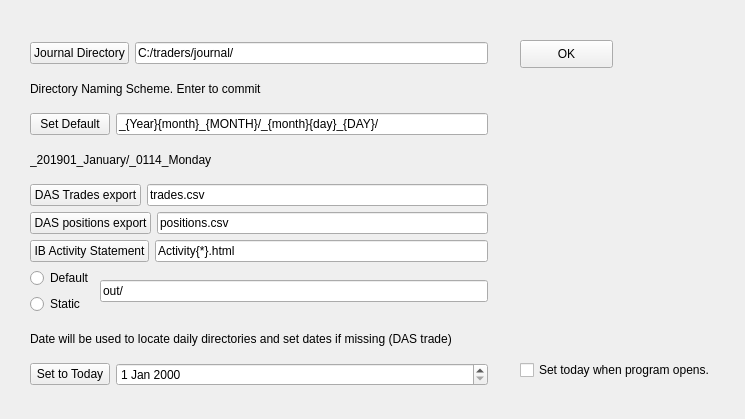
This is src/journal/view/filesettings.ui in MikePia/structjour as Qt 5 draws it before an edit. The edited form follows.
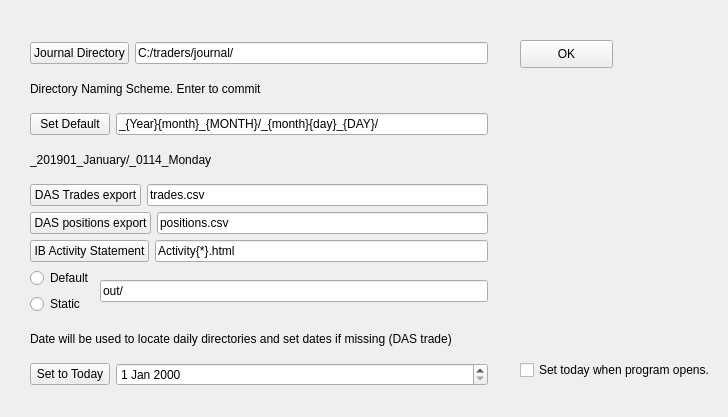
This is the edited form. Icons and pictures are not drawn.

```diff
--- a/src/journal/view/filesettings.ui
+++ b/src/journal/view/filesettings.ui
@@ -6,8 +6,8 @@
    <rect>
     <x>0</x>
     <y>0</y>
-    <width>745</width>
-    <height>419</height>
+    <width>728</width>
+    <height>417</height>
    </rect>
   </property>
   <property name="windowTitle">
```
